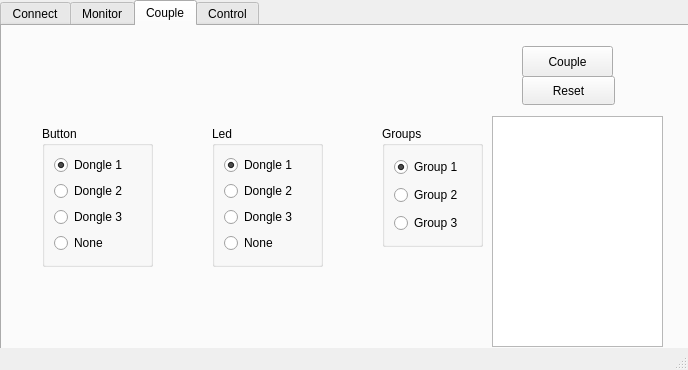
Before: the Qt Designer form mainwindow.ui in Joluzut/Domotica_QT, drawn with Qt 5.
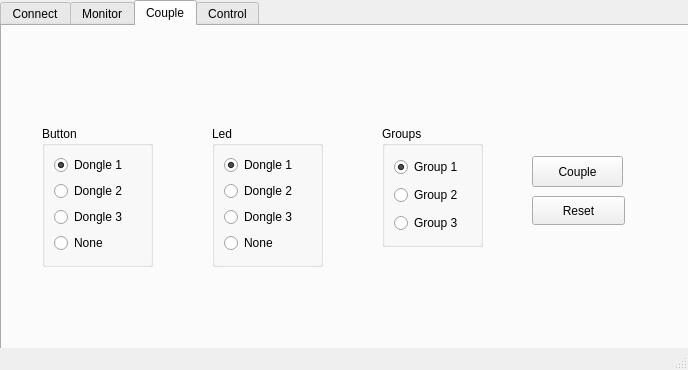
After: the same form once the commit is applied. The open tabs and pages were chosen to show the change.

What changed in the file:
```diff
--- a/mainwindow.ui
+++ b/mainwindow.ui
@@ -198,8 +198,8 @@
      <widget class="QPushButton" name="ButtonCouple">
       <property name="geometry">
        <rect>
-        <x>520</x>
-        <y>20</y>
+        <x>530</x>
+        <y>130</y>
         <width>91</width>
         <height>31</height>
        </rect>
@@ -339,21 +339,11 @@
        </item>
       </layout>
      </widget>
-     <widget class="QTextBrowser" name="textBrowser1">
-      <property name="geometry">
-       <rect>
-        <x>490</x>
-        <y>90</y>
-        <width>171</width>
-        <height>231</height>
-       </rect>
-      </property>
-     </widget>
      <widget class="QPushButton" name="ButtonReset">
       <property name="geometry">
        <rect>
-        <x>520</x>
-        <y>50</y>
+        <x>530</x>
+        <y>170</y>
         <width>93</width>
         <height>29</height>
        </rect>
```
Left out of the diff: 8 changed lines with no effect on the pictures.
